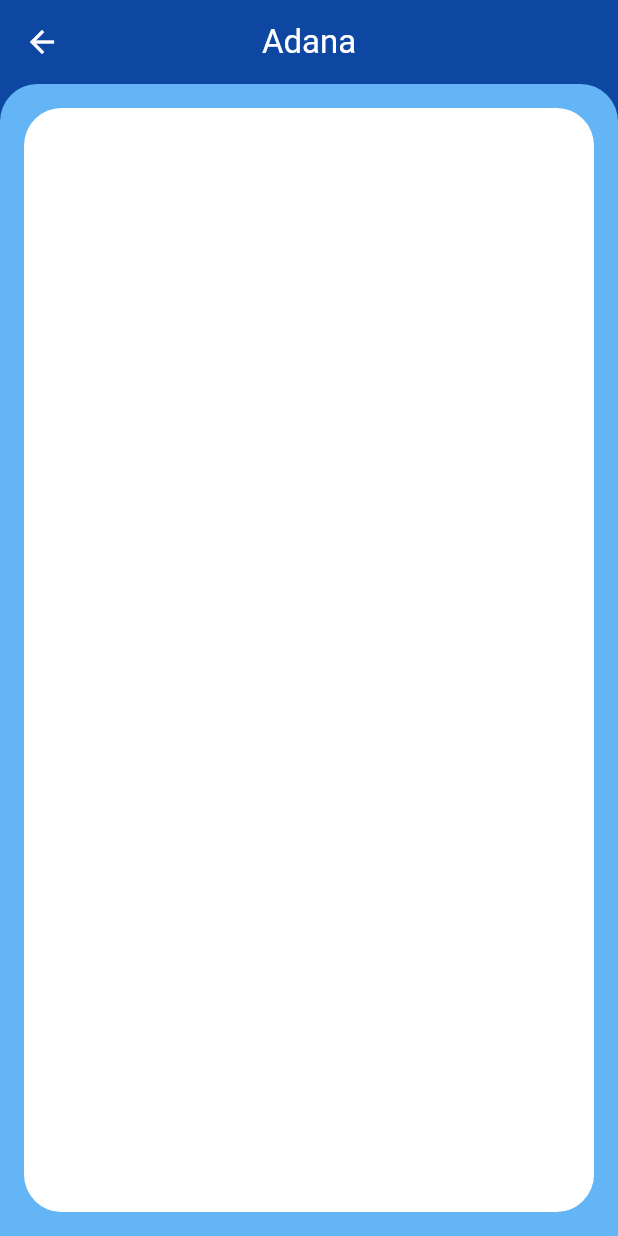
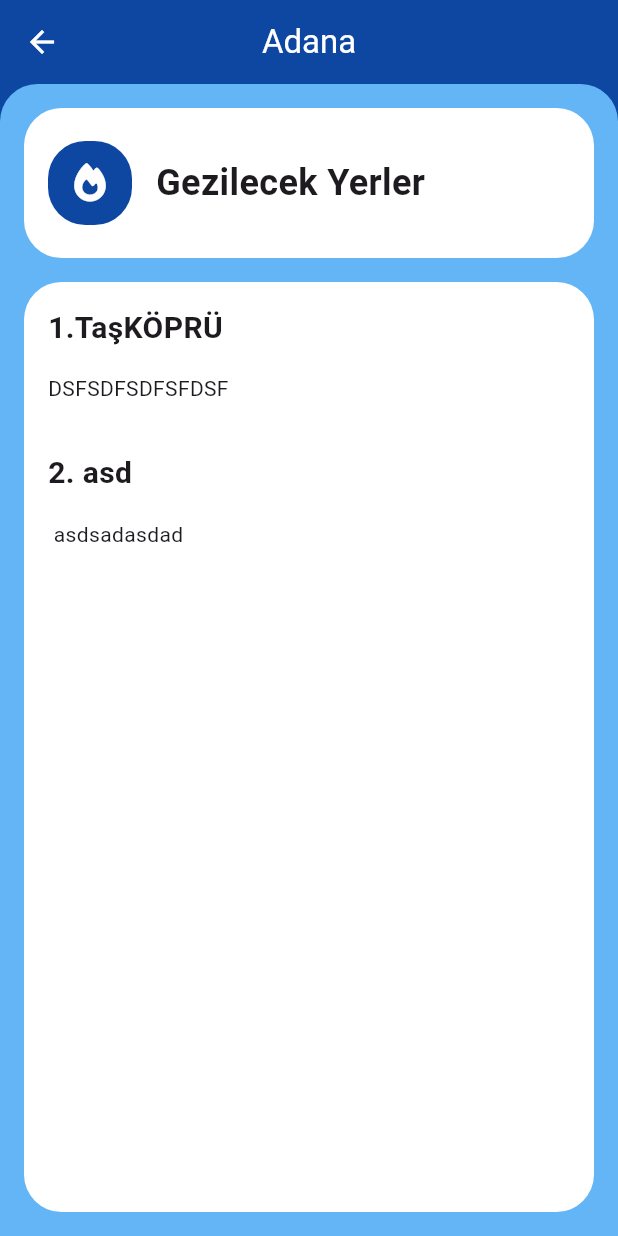
Before and after one commit to Berk2259/GezginRehberi, a Flutter app: the TurkeyIlDetail screen opened directly with sample values from the repository, on a phone screen of 412 x 824 dp. Run offline on Flutter 3.47's test engine with Material 3 defaults, Android fonts, the phone set to English and light mode, and no system bars; our stand-ins replace curved_navigation_bar, font_awesome_flutter.

Commit message:
Bütün sınıf yapıları ve liste yapıları tamamlandı

```diff
--- a/lib/Data/turkey_il_detail_data.dart
+++ b/lib/Data/turkey_il_detail_data.dart
@@ -2,7 +2,15 @@ import 'package:gezgin_rehberi/Model/turkey_il_detail_model.dart';
 
 class TurkeyIlDetailData {
   static List<TurkeyIlDetailModel> items = [
-    TurkeyIlDetailModel(baslik: 'Adana'),
-    TurkeyIlDetailModel(baslik: 'Adıyaman'),
+    TurkeyIlDetailModel(
+      baslikData: 'Adana',
+      mekanData: ['1.TaşKÖPRÜ', '2. asd'],
+      aciklamaData: ['DSFSDFSDFSFDSF', ' asdsadasdad'],
+    ),
+    TurkeyIlDetailModel(
+      baslikData: 'Adıyaman',
+      mekanData: ['1.SADAD'],
+      aciklamaData: ['kdsfnsfnlsdfndsfn'],
+    ),
   ];
 }
--- a/lib/Details/turkey_il_detail.dart
+++ b/lib/Details/turkey_il_detail.dart
@@ -1,5 +1,7 @@
 import 'package:flutter/material.dart';
-import 'package:gezgin_rehberi/Model/turkey_il_detail_model.dart';
+import 'package:font_awesome_flutter/font_awesome_flutter.dart';
+import 'package:gezgin_rehberi/Model/model.dart';
+import 'package:gezgin_rehberi/Widgets/widget.dart';
 
 class TurkeyIlDetail extends StatelessWidget {
   TurkeyIlDetailModel ozellik;
@@ -12,7 +14,7 @@ class TurkeyIlDetail extends StatelessWidget {
       appBar: AppBar(
         iconTheme: IconThemeData(color: Colors.white),
         backgroundColor: Colors.blue.shade900,
-        title: Text(ozellik.baslik, style: TextStyle(color: Colors.white)),
+        title: Text(ozellik.baslikData, style: TextStyle(color: Colors.white)),
         centerTitle: true,
       ),
       body: Container(
@@ -27,15 +29,71 @@ class TurkeyIlDetail extends StatelessWidget {
         ),
         child: Column(
           children: [
+            Padding(
+              padding: const EdgeInsets.all(16.0),
+              child: Container(
+                width: double.infinity,
+                height: 100,
+                decoration: BoxDecoration(
+                  borderRadius: BorderRadius.circular(25),
+                  color: Colors.white,
+                ),
+                child: Padding(
+                  padding: const EdgeInsets.only(left: 16.0),
+                  child: Row(
+                    children: [
+                      Container(
+                        decoration: BoxDecoration(
+                          borderRadius: BorderRadius.circular(25),
+                          color: Colors.blue.shade900,
+                        ),
+                        child: Padding(
+                          padding: const EdgeInsets.all(16.0),
+                          child: Icon(
+                            FontAwesomeIcons.fire,
+                            color: Colors.white,
+                          ),
+                        ),
+                      ),
+                      Padding(
+                        padding: const EdgeInsets.only(left: 16.0),
+                        child: Text(
+                          'Gezilecek Yerler',
+                          style: TextStyle(
+                            fontSize: 24,
+                            fontWeight: FontWeight.bold,
+                          ),
+                        ),
+                      ),
+                    ],
+                  ),
+                ),
+              ),
+            ),
             Expanded(
               child: Padding(
-                padding: const EdgeInsets.all(16.0),
+                padding: const EdgeInsets.only(
+                  bottom: 16.0,
+                  left: 16.0,
+                  right: 16.0,
+                ),
                 child: Container(
                   width: double.infinity,
                   height: MediaQuery.of(context).size.height,
                   decoration: BoxDecoration(
                     borderRadius: BorderRadius.circular(25),
                     color: Colors.white,
+                  ),
+                  child: ListView.builder(
+                    itemCount: ozellik.mekanData.length,
+                    itemBuilder: (context, index) {
+                      return TurkeyIlTextYapisiWidget(
+                        ozellik: TurkeyIlDetailTextYapisiModel(
+                          mekan: ozellik.mekanData[index],
+                          aciklama: ozellik.aciklamaData[index],
+                        ),
+                      );
+                    },
                   ),
                 ),
               ),
--- a/lib/Model/model.dart
+++ b/lib/Model/model.dart
@@ -1,3 +1,4 @@
 export 'ulkeler_model.dart';
 export 'turkey_il_detail_model.dart';
 export 'turkey_container_model.dart';
+export 'turkey_il_detail_text_yapisi_model.dart';
--- a/lib/Model/turkey_il_detail_model.dart
+++ b/lib/Model/turkey_il_detail_model.dart
@@ -1,5 +1,10 @@
 class TurkeyIlDetailModel {
-  final String baslik;
-
-  TurkeyIlDetailModel({required this.baslik});
+  final String baslikData;
+  final List<String> mekanData;
+  final List<String> aciklamaData;
+  TurkeyIlDetailModel({
+    required this.baslikData,
+    required this.mekanData,
+    required this.aciklamaData,
+  });
 }
--- /dev/null
+++ b/lib/Model/turkey_il_detail_text_yapisi_model.dart
@@ -0,0 +1,5 @@
+class TurkeyIlDetailTextYapisiModel {
+  final String mekan;
+  final String aciklama;
+  TurkeyIlDetailTextYapisiModel({required this.mekan, required this.aciklama});
+}
--- /dev/null
+++ b/lib/Widgets/turkey_il_detail_text_yapisi_widget.dart
@@ -0,0 +1,28 @@
+import 'package:flutter/material.dart';
+import 'package:gezgin_rehberi/Model/model.dart';
+
+class TurkeyIlTextYapisiWidget extends StatelessWidget {
+  TurkeyIlDetailTextYapisiModel ozellik;
+  TurkeyIlTextYapisiWidget({super.key, required this.ozellik});
+
+  @override
+  Widget build(BuildContext context) {
+    return Column(
+      crossAxisAlignment: CrossAxisAlignment.start,
+      children: [
+        Padding(
+          padding: const EdgeInsets.only(top: 16.0, left: 16.0, right: 16.0),
+          child: Text(
+            ozellik.mekan,
+
+            style: TextStyle(fontSize: 20, fontWeight: FontWeight.bold),
+          ),
+        ),
+        Padding(
+          padding: const EdgeInsets.all(16.0),
+          child: Text(ozellik.aciklama, style: TextStyle(fontSize: 14)),
+        ),
+      ],
+    );
+  }
+}
--- a/lib/Widgets/widget.dart
+++ b/lib/Widgets/widget.dart
@@ -1,3 +1,4 @@
 export 'ulkeler_widget.dart';
 export 'france_container_widget.dart';
 export 'turkey_container_widget.dart';
+export 'turkey_il_detail_text_yapisi_widget.dart';
```
